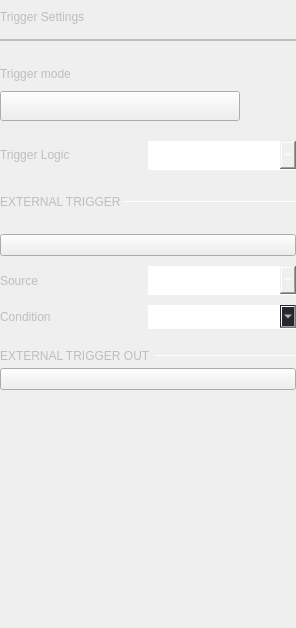
This is ui/digital_trigger_settings.ui in analogdevicesinc/scopy as Qt 5 draws it before an edit. The edited form follows.
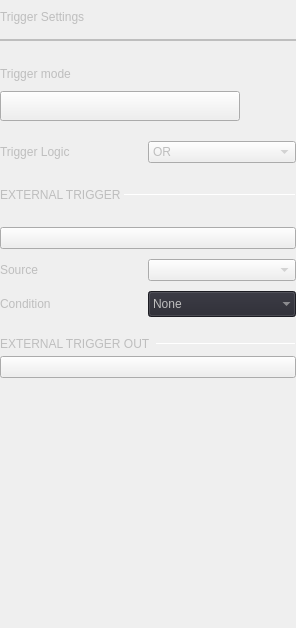
This is the edited form. Icons and pictures are not drawn. Custom widgets are drawn as their Qt base class.

The edit to the form file:
```diff
--- a/ui/digital_trigger_settings.ui
+++ b/ui/digital_trigger_settings.ui
@@ -35,56 +35,6 @@
    <string notr="true">QWidget
 {
   color: rgb(190, 190, 190);
-}
-
-/* QComboBoxes*/
-QComboBox
-{
-  height: 24px;
-  border: 0px;
-  color: white;
-  font-size: 14px;
-  border-bottom: 1px solid rgba(255, 255, 255, 102);
-  padding-bottom: 4px;
-}
-QComboBox::drop-down
-{
-  subcontrol-position: center right;
-  width: 10px;
-  height: 6px;
-  border-image: url(:/icons/sba_cmb_box_arrow.svg);
-}
-QComboBox QAbstractItemView {
-  border: 0px;
-  color: white;
-  selection-background-color: rgba(25, 25, 25);
-  outline: 0px;
-}
-QComboBox:disabled
-{
-  color: rgb(85, 85, 85);
-}
-
-/* QLabels 
-QLabel:disabled
-{
-  color: rgb(85, 85, 85);
-}*/
-
-QRadioButton {
-color: white;
-spacing: 12px;
-background-color: transparent;
-}
-QRadioButton::indicator {
-width: 14px;
-height: 14px;
-border: 2px solid;
-border-radius: 9px;
-border-color: rgb(73, 99, 255);
-}
-QRadioButton::indicator:checked {
-background-color: rgb(73, 99, 255);
 }</string>
   </property>
   <layout class="QVBoxLayout" name="verticalLayout">
@@ -518,9 +468,9 @@
             <colorrole role="WindowText">
              <brush brushstyle="SolidPattern">
               <color alpha="255">
-               <red>255</red>
-               <green>255</green>
-               <blue>255</blue>
+               <red>190</red>
+               <green>190</green>
+               <blue>190</blue>
               </color>
              </brush>
             </colorrole>
@@ -536,18 +486,18 @@
             <colorrole role="Text">
              <brush brushstyle="SolidPattern">
               <color alpha="255">
-               <red>255</red>
-               <green>255</green>
-               <blue>255</blue>
+               <red>190</red>
+               <green>190</green>
+               <blue>190</blue>
               </color>
              </brush>
             </colorrole>
             <colorrole role="ButtonText">
              <brush brushstyle="SolidPattern">
               <color alpha="255">
-               <red>255</red>
-               <green>255</green>
-               <blue>255</blue>
+               <red>190</red>
+               <green>190</green>
+               <blue>190</blue>
               </color>
              </brush>
             </colorrole>
@@ -572,9 +522,9 @@
             <colorrole role="PlaceholderText">
              <brush brushstyle="NoBrush">
               <color alpha="128">
-               <red>255</red>
-               <green>255</green>
-               <blue>255</blue>
+               <red>190</red>
+               <green>190</green>
+               <blue>190</blue>
               </color>
              </brush>
             </colorrole>
@@ -583,9 +533,9 @@
             <colorrole role="WindowText">
              <brush brushstyle="SolidPattern">
               <color alpha="255">
-               <red>255</red>
-               <green>255</green>
-               <blue>255</blue>
+               <red>190</red>
+               <green>190</green>
+               <blue>190</blue>
               </color>
              </brush>
             </colorrole>
@@ -601,18 +551,18 @@
             <colorrole role="Text">
              <brush brushstyle="SolidPattern">
               <color alpha="255">
-               <red>255</red>
-               <green>255</green>
-               <blue>255</blue>
+               <red>190</red>
+               <green>190</green>
+               <blue>190</blue>
               </color>
              </brush>
             </colorrole>
             <colorrole role="ButtonText">
              <brush brushstyle="SolidPattern">
               <color alpha="255">
-               <red>255</red>
-               <green>255</green>
-               <blue>255</blue>
+               <red>190</red>
+               <green>190</green>
+               <blue>190</blue>
               </color>
              </brush>
             </colorrole>
@@ -637,9 +587,9 @@
             <colorrole role="PlaceholderText">
              <brush brushstyle="NoBrush">
               <color alpha="128">
-               <red>255</red>
-               <green>255</green>
-               <blue>255</blue>
+               <red>190</red>
+               <green>190</green>
+               <blue>190</blue>
               </color>
              </brush>
             </colorrole>
@@ -648,9 +598,9 @@
             <colorrole role="WindowText">
              <brush brushstyle="SolidPattern">
               <color alpha="255">
-               <red>85</red>
-               <green>85</green>
-               <blue>85</blue>
+               <red>190</red>
+               <green>190</green>
+               <blue>190</blue>
               </color>
              </brush>
             </colorrole>
@@ -666,18 +616,18 @@
             <colorrole role="Text">
              <brush brushstyle="SolidPattern">
               <color alpha="255">
-               <red>85</red>
-               <green>85</green>
-               <blue>85</blue>
+               <red>190</red>
+               <green>190</green>
+               <blue>190</blue>
               </color>
              </brush>
             </colorrole>
             <colorrole role="ButtonText">
              <brush brushstyle="SolidPattern">
               <color alpha="255">
-               <red>85</red>
-               <green>85</green>
-               <blue>85</blue>
+               <red>190</red>
+               <green>190</green>
+               <blue>190</blue>
               </color>
              </brush>
             </colorrole>
@@ -702,83 +652,15 @@
             <colorrole role="PlaceholderText">
              <brush brushstyle="NoBrush">
               <color alpha="128">
-               <red>255</red>
-               <green>255</green>
-               <blue>255</blue>
+               <red>190</red>
+               <green>190</green>
+               <blue>190</blue>
               </color>
              </brush>
             </colorrole>
            </disabled>
           </palette>
          </property>
-         <property name="styleSheet">
-          <string notr="true">QComboBox
-{
-  height: 19px;
-
-  border: 0px;
-  border-bottom: 1px solid rgba(255, 255, 255, 102);
-  
-  font-size: 16px;
-  font-weight: normal;
-  font-style: normal;
-  text-align: left;
-  color: #ffffff;
-/*background-color:green;*/
-
-}
-QComboBox::drop-down
-{
-  subcontrol-position: center right;
-  width: 10px;
-  height: 6px;
-  border-image: url(:/icons/sba_cmb_box_arrow.svg);
-  
-  font-size: 16px;
-  font-weight: normal;
-  font-style: normal;
-  text-align: left;
-  color: #e0e0e0;
-}
-QComboBox QAbstractItemView {
-  border: 0px;
-  selection-background-color: rgba(25, 25, 25);
-  outline: 0px;
-}
-
-QComboBox QAbstractItemView::item {
-width:30px;
-hieght:20px;
-margin-top: 0px;
-border:0px;
-padding:0px;
-}
-
-QComboBox:disabled
-{
-  color: rgb(85, 85, 85);
-}
-
-/* Color of the selected list item. */
-QComboBox::item:selected {
-  
-  font-size: 16px;
-  font-weight: normal;
-  font-style: normal;
-  text-align: left;
-  color: #ffffff;
-  border-bottom: 1px solid rgba(255, 255, 255, 102);
- 
-}
-/* Indicator will shine through the label text if you don't make it hidden. */
-QComboBox::indicator{
-    background-color:transparent;
-    selection-background-color:transparent;
-    color:transparent;
-    selection-color:transparent;
-}
-</string>
-         </property>
          <property name="sizeAdjustPolicy">
           <enum>QComboBox::AdjustToMinimumContentsLengthWithIcon</enum>
          </property>
```
